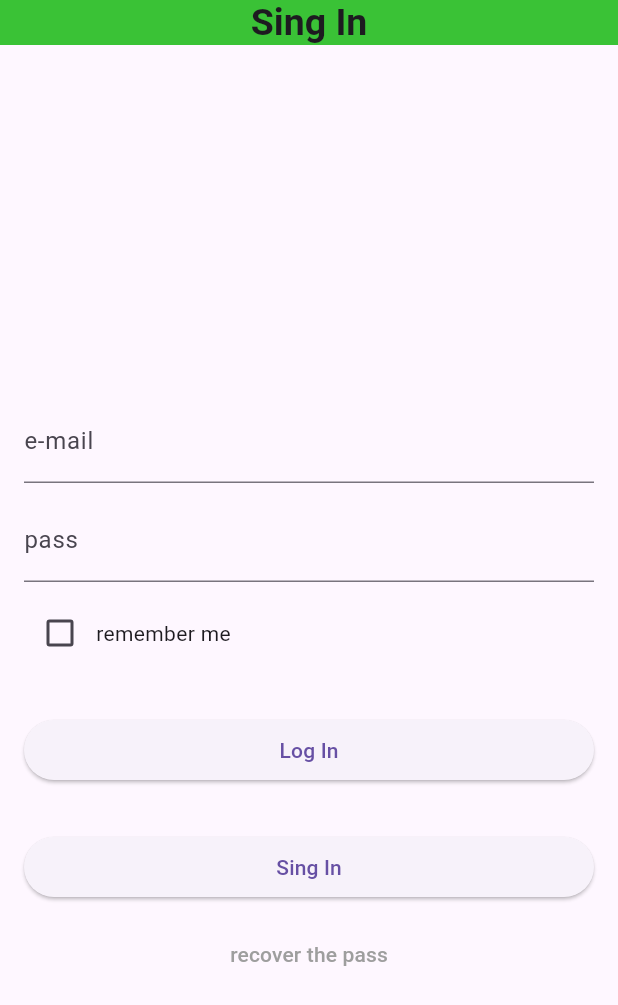
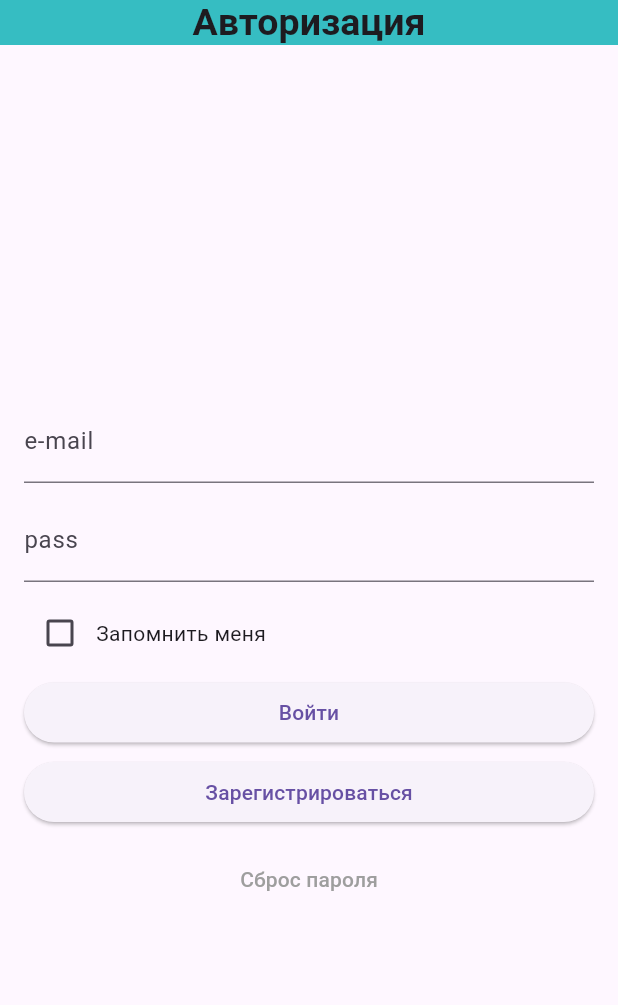
Before and after one commit to bahteelove/flutter_application_2, a Flutter app: the screen it shows after launch, on a phone screen of 412 x 824 dp. Shown: the top 1005 px of the screen. Run offline on Flutter 3.47's test engine with Material 3 defaults, Android fonts, the phone set to English and light mode, and no system bars.

```diff
--- /dev/null
+++ b/lib/flutter3.dart
@@ -0,0 +1,33 @@
+import 'package:flutter/material.dart';
+
+void main() {
+  runApp(MyApp());
+}
+
+class MyApp extends StatelessWidget {
+  @override
+  Widget build(BuildContext context) {
+    return MaterialApp(
+      title: 'Car List',
+      debugShowCheckedModeBanner: false,
+      theme: ThemeData(
+        primarySwatch: Colors.blue
+      ),
+      home: AuthPage(),
+    );
+  }
+}
+
+class AuthPage extends StatefulWidget {
+  @override
+  _AuthPageState createState() => _AuthPageState();
+}
+
+class _AuthPageState extends State<AuthPage> {
+
+
+  @override
+  Widget build(BuildContext context) {
+    return Scaffold();
+    }
+}
--- a/lib/main.dart
+++ b/lib/main.dart
@@ -8,7 +8,7 @@ class MyApp extends StatelessWidget {
   @override
   Widget build(BuildContext context) {
     return MaterialApp(
-      title: 'Sing In Page',
+      title: 'Авторизуйтесь',
       debugShowCheckedModeBanner: false,
       theme: ThemeData(
         primarySwatch: Colors.green,
@@ -37,11 +37,11 @@ class _AuthPageState extends State<AuthPage> {
           height: 50,
           alignment: Alignment.center,
           child: Text(
-            'Sing In',
+            'Авторизация',
             style: TextStyle(fontWeight: FontWeight.bold, fontSize: 25),
           ),
         ),
-        backgroundColor: const Color.fromARGB(255, 58, 194, 54),
+        backgroundColor: const Color.fromARGB(255, 54, 189, 194),
         toolbarHeight: 30,
       ),
       body: Center(
@@ -59,7 +59,7 @@ class _AuthPageState extends State<AuthPage> {
                       decoration: InputDecoration(labelText: 'e-mail'),
                       validator: (value) {
                         if (value == null || value.isEmpty) {
-                          return 'Please enter your email';
+                          return 'Пожалуйста, введите свой логин';
                         }
                         return null;
                       },
@@ -73,7 +73,7 @@ class _AuthPageState extends State<AuthPage> {
                       obscureText: true,
                       validator: (value) {
                         if (value == null || value.isEmpty) {
-                          return 'Please enter your password';
+                          return 'Пожалуйста, введите свой пароль';
                         }
                         return null;
                       },
@@ -92,10 +92,10 @@ class _AuthPageState extends State<AuthPage> {
                             });
                           },
                         ),
-                        Text('remember me'), // Уменьшено расстояние
+                        Text('Запомнить меня'), // Уменьшено расстояние
                       ],
                     ),
-                    SizedBox(height: 30), // Отступ перед кнопками
+                    SizedBox(height: 5), // Отступ перед кнопками
                     SizedBox(
                       width: double.infinity, // Устанавливаем ширину кнопки
                       child: ElevatedButton(
@@ -107,10 +107,10 @@ class _AuthPageState extends State<AuthPage> {
                             );
                           }
                         },
-                        child: Text('Log In'),
+                        child: Text('Войти'),
                       ),
                     ),
-                    SizedBox(height: 30), // Отступ между кнопками
+                    SizedBox(height: 5), // Отступ между кнопками
                     SizedBox(
                       width: double.infinity, // Устанавливаем ширину кнопки
                       child: ElevatedButton(
@@ -120,7 +120,7 @@ class _AuthPageState extends State<AuthPage> {
                             SnackBar(content: Text('Navigating to Register...')),
                           );
                         },
-                        child: Text('Sing In'),
+                        child: Text('Зарегистрироваться'),
                         style: ElevatedButton.styleFrom(
                         ),
                       ),
@@ -130,11 +130,11 @@ class _AuthPageState extends State<AuthPage> {
                       onPressed: () {
                         // Логика восстановления пароля
                         ScaffoldMessenger.of(context).showSnackBar(
-                          SnackBar(content: Text('Navigating to Recover Password...')),
+                          SnackBar(content: Text('Переход в сброс пароля...')),
                         );
                       },
                       child: Text(
-                        'recover the pass',
+                        'Сброс пароля',
                         style: TextStyle(color: Colors.grey), // Цвет текста
                       ),
                     ),
```
Also changed, not shown: 1 other file.
